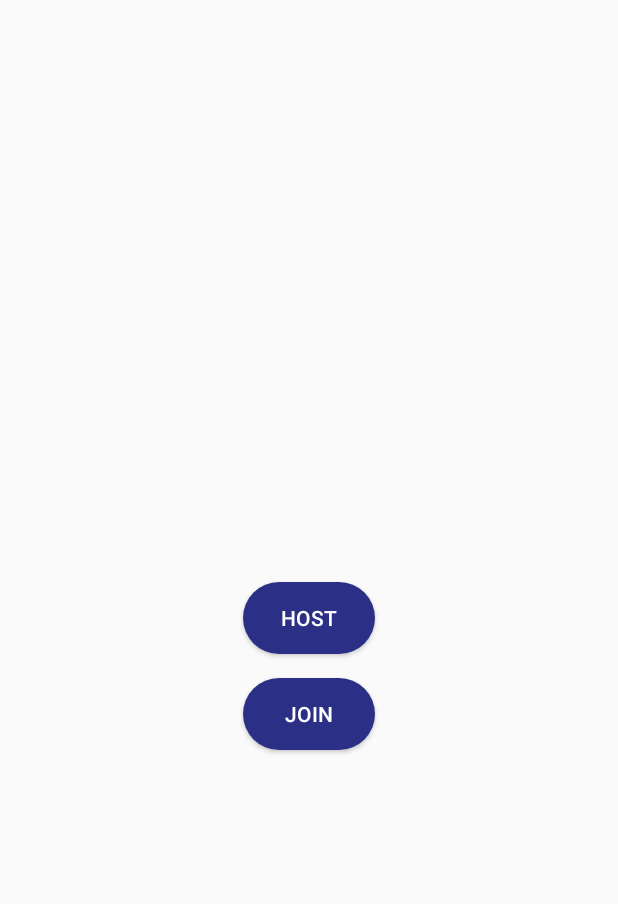
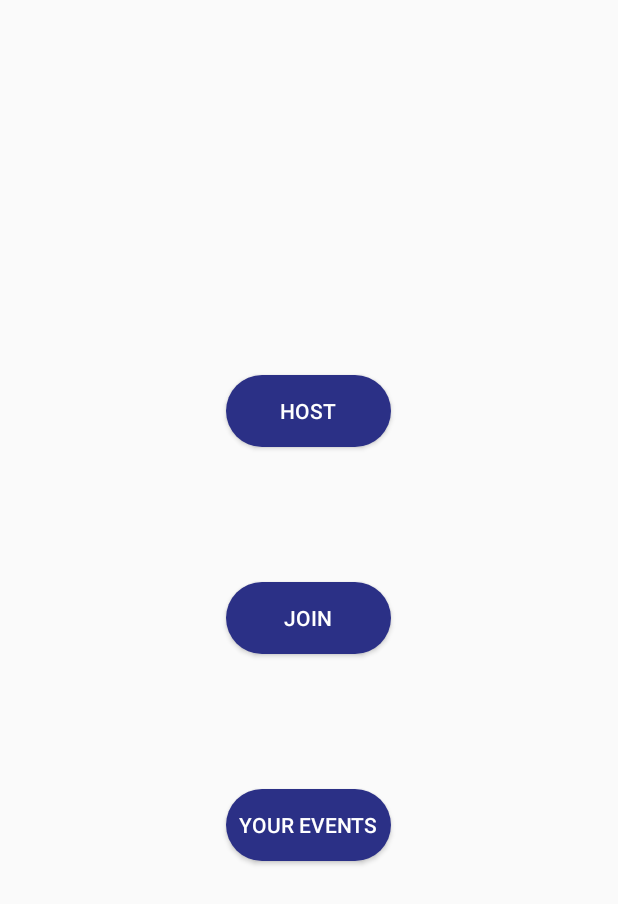
Before and after one commit to alexcummins/holinight, an Android app: the screen it shows after launch once a user with an empty profile is signed in (HostOrJoin), on a phone screen of 412 x 824 dp. Shown: the top 904 px of the screen. Run offline under Robolectric (Android 15) with nearby library versions, the phone set to English and light mode, and no system bars; our stand-ins replace Firebase (no records; nobody signed in at launch, a user with empty details on screens opened directly); libraries missing offline, so code that uses them is left out: com.facebook, com.facebook.appevents, com.facebook.login; 6 statements that could not run were skipped.

Commit message:
Added YouEvents Activity and implemented "Your Events" button functionality

```diff
--- a/app/src/main/java/uk/com/holinight/HostOrJoin.java
+++ b/app/src/main/java/uk/com/holinight/HostOrJoin.java
@@ -41,4 +41,9 @@ public class HostOrJoin extends AppCompatActivity {
         Intent i = new Intent(this, JoinParty.class);
         startActivity(i);
     }
+
+    public void sendToYourEventsActivity(View v) {
+        Intent i = new Intent(this, YourEvents.class);
+        startActivity(i);
+    }
 }
--- a/app/src/main/res/layout/activity_host_or_join.xml
+++ b/app/src/main/res/layout/activity_host_or_join.xml
@@ -16,11 +16,10 @@
 
         <Button
             android:id="@+id/HostMain"
-            android:layout_width="wrap_content"
+            android:layout_width="110dp"
             android:layout_height="wrap_content"
-            android:layout_alignParentTop="false"
-            android:layout_centerInParent="true"
-            android:layout_marginTop="32dp"
+            android:layout_centerHorizontal="true"
+            android:layout_marginTop="250dp"
             android:background="@drawable/blue_button"
             android:onClick="sendToHostActivity"
             android:text="@string/button_host"
@@ -28,16 +27,25 @@
 
         <Button
             android:id="@+id/JoinMain"
-            android:layout_width="wrap_content"
+            android:layout_width="110dp"
             android:layout_height="wrap_content"
-            android:layout_below="@+id/HostMain"
             android:layout_centerInParent="true"
-            android:layout_marginTop="16dp"
             android:background="@drawable/blue_button"
+            android:onClick="sendToJoinActivity"
             android:text="@string/button_join"
-            android:textColor="@color/common_google_signin_btn_text_dark_default"
-            android:onClick="sendToJoinActivity"/>
+            android:textColor="@color/common_google_signin_btn_text_dark_default" />
 
+        <Button
+            android:id="@+id/YourEvents"
+            android:layout_width="110dp"
+            android:layout_height="wrap_content"
+            android:layout_centerHorizontal="true"
+            android:layout_alignParentBottom="true"
+            android:layout_marginBottom="250dp"
+            android:background="@drawable/blue_button"
+            android:onClick="sendToYourEventsActivity"
+            android:text="@string/button_yourevents"
+            android:textColor="@color/common_google_signin_btn_text_dark_default"/>
     </RelativeLayout>
 
 
--- a/app/src/main/res/values/strings.xml
+++ b/app/src/main/res/values/strings.xml
@@ -80,4 +80,5 @@
     <string name="button_join">Join</string>
     <string name="facebook_app_id">300055137254607</string>
     <string name="fb_login_protocol_scheme">fb300055137254607</string>
+    <string name="button_yourevents">Your Events</string>
 </resources>
```
Also changed, not shown: app/src/main/AndroidManifest.xml (+18 -9 lines), app/src/main/java/uk/com/holinight/YourEvents.java (added, +13 -0 lines), app/src/main/res/layout/activity_your_events.xml (added, +9 -0 lines).
